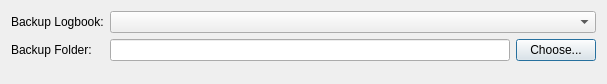
Qt form src/UserInterface/src/Dialog/LogbookBackupDialog.ui (till213/SkyDolly) before a commit.
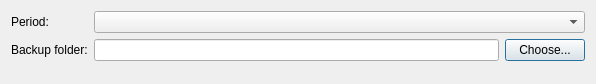
The same form after that commit. Custom widgets are drawn as their Qt base class.

Diff of the .ui file:
```diff
--- a/src/UserInterface/src/Dialog/LogbookBackupDialog.ui
+++ b/src/UserInterface/src/Dialog/LogbookBackupDialog.ui
@@ -17,7 +17,7 @@
    <item row="0" column="0">
     <widget class="QLabel" name="label">
      <property name="text">
-      <string>Backup Logbook:</string>
+      <string>Period:</string>
      </property>
     </widget>
    </item>
@@ -27,7 +27,7 @@
    <item row="1" column="0">
     <widget class="QLabel" name="label_2">
      <property name="text">
-      <string>Backup Folder:</string>
+      <string>Backup folder:</string>
      </property>
     </widget>
    </item>
```
